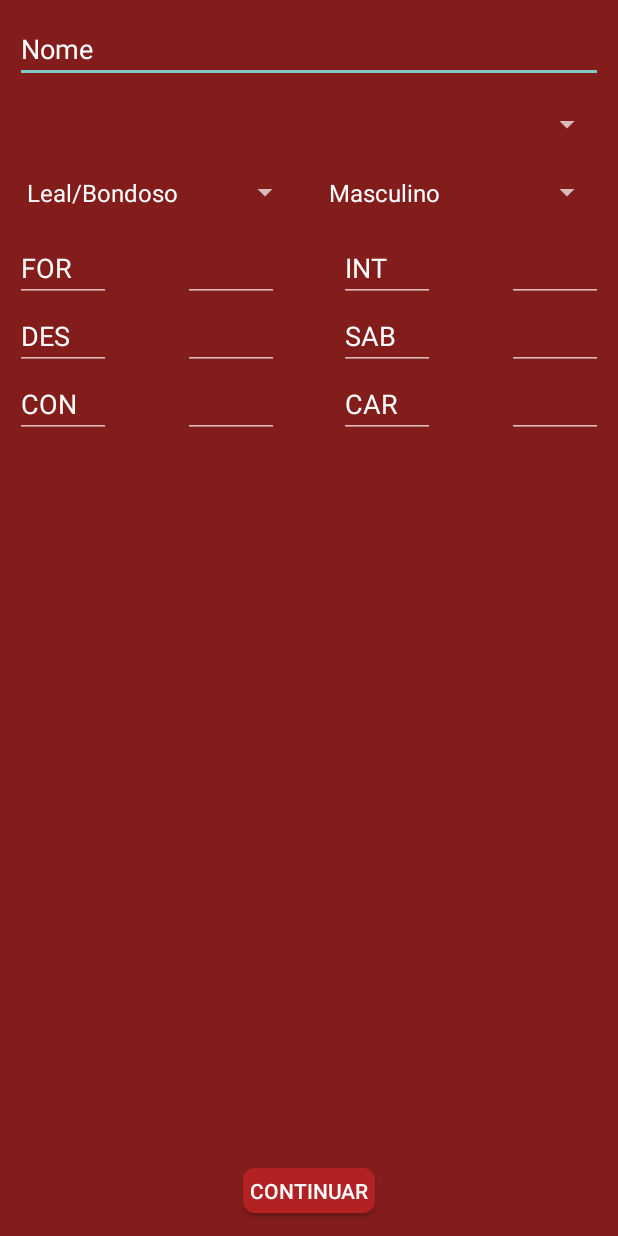
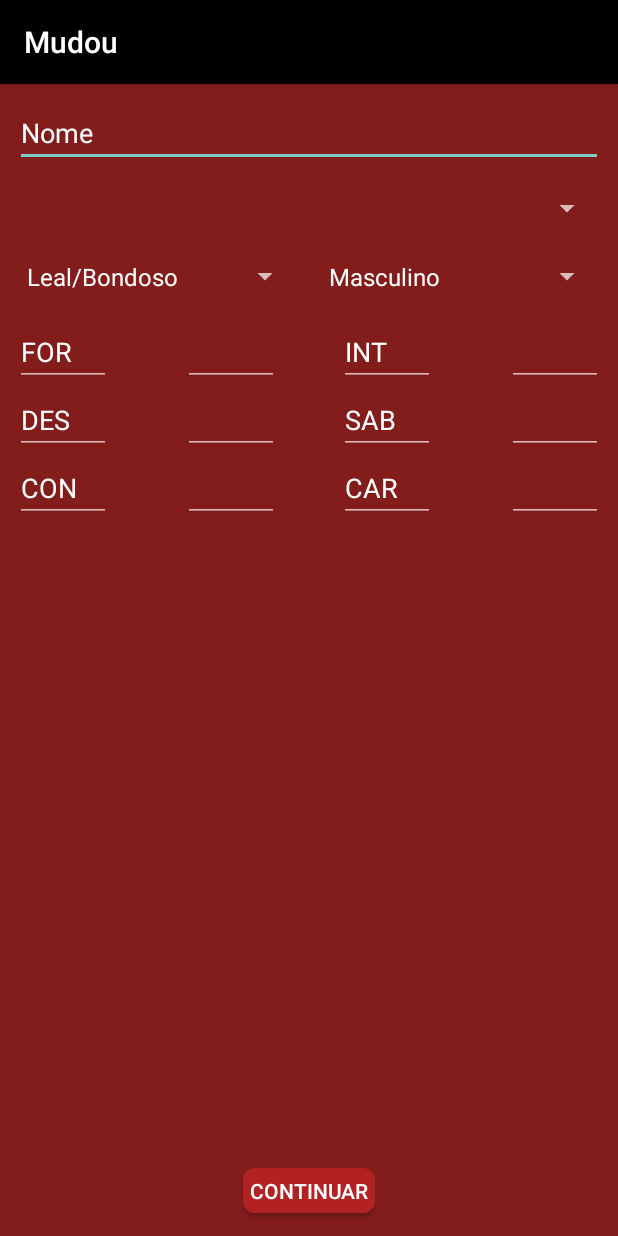
Before and after one commit to EwertonProg/FichaTormenta, an Android app: the CriacaoPersonagemActivity screen opened directly, with no data from a screen before it, on a phone screen of 412 x 824 dp. Run offline under Robolectric (Android 15) with nearby library versions, the phone set to English and light mode, and no system bars; libraries missing offline, so code that uses them is left out: io.objectbox; 3 statements that could not run were skipped.

Commit message:
Adicinando toolbar as telas existentes e iniciando a tela de descrição de personagem

```diff
--- a/app/src/main/java/br/arpigi/fichaTormenta/activity/CriacaoPersonagemActivity.java
+++ b/app/src/main/java/br/arpigi/fichaTormenta/activity/CriacaoPersonagemActivity.java
@@ -37,6 +37,8 @@ public class CriacaoPersonagemActivity extends AppCompatActivity implements Adap
     protected void onCreate(Bundle savedInstanceState) {
         super.onCreate(savedInstanceState);
         setContentView(R.layout.activity_criacao_personagem);
+        setSupportActionBar(findViewById(R.id.toolbar_principal));
+        getSupportActionBar().setTitle("Mudou");
         edNome = findViewById(R.id.ed_nome_personagem);
         edForca = findViewById(R.id.ed_forca_personagem);
         edForcaMod = findViewById(R.id.ed_forca_mod_personagem);
--- a/app/src/main/java/br/arpigi/fichaTormenta/activity/ListaPersonagensActivity.java
+++ b/app/src/main/java/br/arpigi/fichaTormenta/activity/ListaPersonagensActivity.java
@@ -4,7 +4,6 @@ import android.os.Bundle;
 import android.support.v7.app.AppCompatActivity;
 import android.support.v7.widget.LinearLayoutManager;
 import android.support.v7.widget.RecyclerView;
-import android.support.v7.widget.Toolbar;
 
 import java.util.ArrayList;
 
@@ -15,7 +14,6 @@ import br.arpigi.fichaTormenta.util.ListaPersonagemAdapter;
 import io.objectbox.Box;
 
 public class ListaPersonagensActivity extends AppCompatActivity {
-    Toolbar toolbar;
     Box<Personagem> personagemBox;
     private RecyclerView recyclerView;
     private RecyclerView.Adapter adapter;
@@ -24,9 +22,9 @@ public class ListaPersonagensActivity extends AppCompatActivity {
     @Override
     protected void onCreate(Bundle savedInstanceState) {
         super.onCreate(savedInstanceState);
-        toolbar = findViewById(R.id.app_toolbar);
-        setSupportActionBar(toolbar);
         setContentView(R.layout.activity_lista_personagens);
+        setSupportActionBar(findViewById(R.id.toolbar_principal));
+        getSupportActionBar().setTitle("Mudou");
 
         personagemBox = Banco.get().boxFor(Personagem.class);
 
--- a/app/src/main/java/br/arpigi/fichaTormenta/activity/SelecaoClasseActivity.java
+++ b/app/src/main/java/br/arpigi/fichaTormenta/activity/SelecaoClasseActivity.java
@@ -29,6 +29,9 @@ public class SelecaoClasseActivity extends AppCompatActivity implements ListaSel
         super.onCreate(savedInstanceState);
         setContentView(R.layout.activity_selecao_classe);
 
+        setSupportActionBar(findViewById(R.id.toolbar_principal));
+        getSupportActionBar().setTitle("Mudou");
+
         classeBox = Banco.get().boxFor(Classe.class);
         personagemBox = Banco.get().boxFor(Personagem.class);
 
--- a/app/src/main/res/layout/activity_criacao_personagem.xml
+++ b/app/src/main/res/layout/activity_criacao_personagem.xml
@@ -1,11 +1,17 @@
 <?xml version="1.0" encoding="utf-8"?>
-<android.support.constraint.ConstraintLayout xmlns:android="http://schemas.android.com/apk/res/android"
+<android.support.constraint.ConstraintLayout
+    xmlns:android="http://schemas.android.com/apk/res/android"
+    android:layout_width="match_parent" android:layout_height="match_parent"
+    >
+<android.support.constraint.ConstraintLayout
     xmlns:app="http://schemas.android.com/apk/res-auto"
     xmlns:tools="http://schemas.android.com/tools"
     android:layout_width="match_parent"
     android:layout_height="match_parent"
     android:background="@color/primaria"
-    tools:context="br.arpigi.fichaTormenta.activity.CriacaoPersonagemActivity">
+    android:paddingTop="?attr/actionBarSize"
+    tools:context="br.arpigi.fichaTormenta.activity.CriacaoPersonagemActivity"
+    >
 
     <EditText
         android:id="@+id/ed_nome_personagem"
@@ -304,3 +310,5 @@
 
 
 </android.support.constraint.ConstraintLayout>
+    <include layout="@layout/toolbar_app"/>
+</android.support.constraint.ConstraintLayout>
--- /dev/null
+++ b/app/src/main/res/layout/toolbar_app.xml
@@ -0,0 +1,21 @@
+<?xml version="1.0" encoding="utf-8"?>
+<android.support.design.widget.CoordinatorLayout xmlns:android="http://schemas.android.com/apk/res/android"
+    xmlns:app="http://schemas.android.com/apk/res-auto"
+    android:layout_width="match_parent"
+    android:layout_height="match_parent">
+
+        <android.support.v7.widget.Toolbar
+            android:id="@+id/toolbar_principal"
+            android:layout_width="match_parent"
+            android:layout_height="?attr/actionBarSize"
+            android:background="@color/black"
+            android:elevation="5dp"
+            android:textAlignment="center"
+            android:theme="@style/ThemeOverlay.AppCompat.ActionBar"
+            app:popupTheme="@style/AppTheme.PopupOverlay"
+            app:title="Padrão"
+            app:titleTextColor="@color/white"
+            />
+
+
+</android.support.design.widget.CoordinatorLayout>
```
Also changed, not shown: app/src/main/AndroidManifest.xml (+5 -10 lines), app/src/main/java/br/arpigi/fichaTormenta/activity/DescricaoPersonagemActivity.java (added, +13 -0 lines), app/src/main/res/layout/activity_descricao_personagem.xml (added, +115 -0 lines), app/src/main/res/layout/activity_lista_personagens.xml (+8 -1 lines), app/src/main/res/layout/activity_selecao_classe.xml (+8 -1 lines), app/src/main/res/values/styles.xml (+7 -0 lines).
